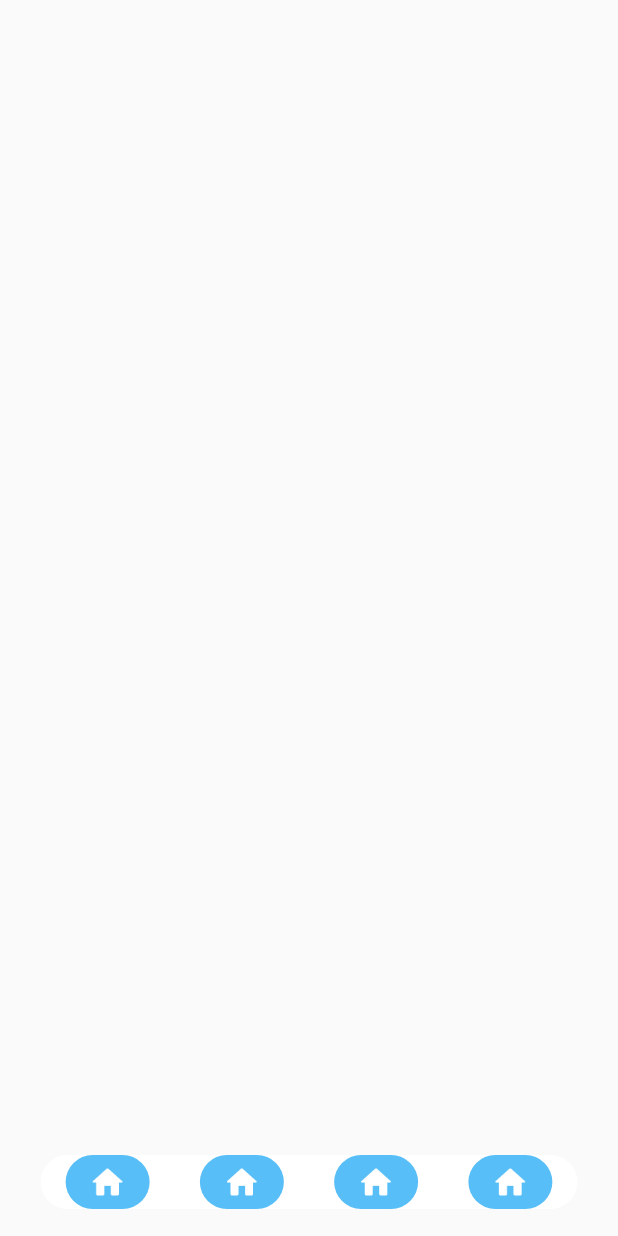
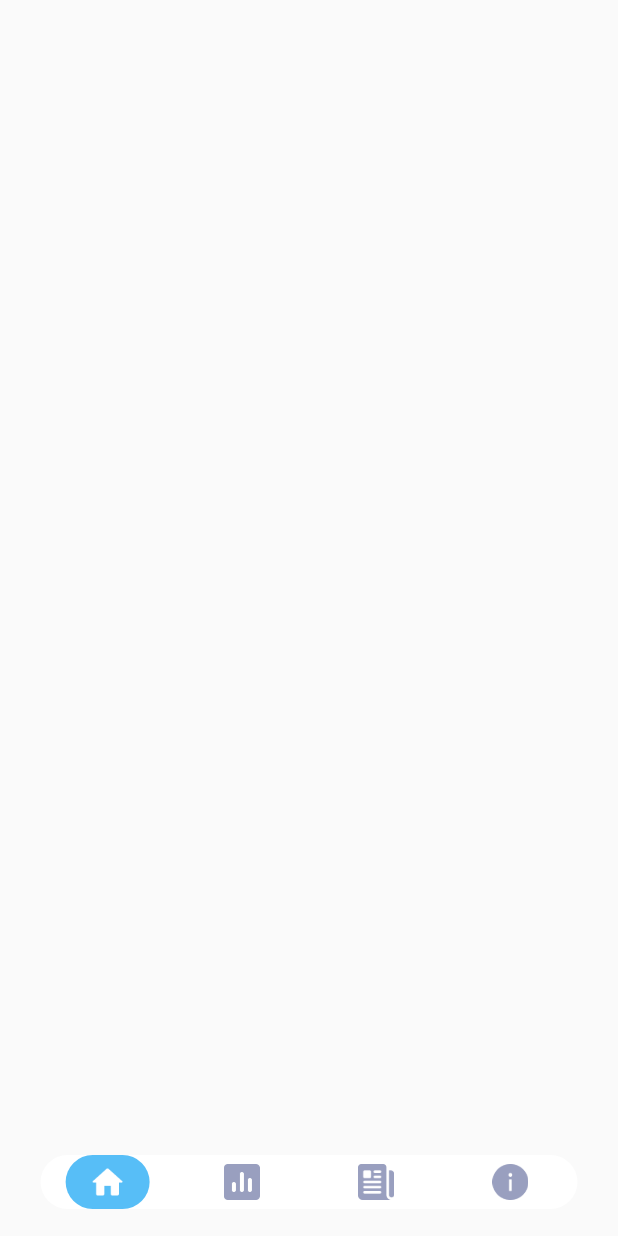
Before and after one commit to fahadhafizdev/covid_app, a Flutter app: the screen it shows after launch, on a phone screen of 412 x 824 dp. Run offline on Flutter 3.47's test engine with Material 2 defaults, Android fonts, the phone set to English and light mode, and no system bars; our stand-ins replace google_fonts.

Commit message:
custom navigation fix

```diff
--- a/lib/ui/page/main_page.dart
+++ b/lib/ui/page/main_page.dart
@@ -20,10 +20,26 @@ class MainPage extends StatelessWidget {
         child: Row(
           mainAxisAlignment: MainAxisAlignment.spaceAround,
           children: [
-            CustomNavigaton(),
-            CustomNavigaton(),
-            CustomNavigaton(),
-            CustomNavigaton(),
+            CustomNavigaton(
+              imageUrl: 'assets/images/icon_home.png',
+              isActive: true,
+              index: 0,
+            ),
+            CustomNavigaton(
+              imageUrl: 'assets/images/icon_statistic.png',
+              isActive: false,
+              index: 1,
+            ),
+            CustomNavigaton(
+              imageUrl: 'assets/images/icon_book.png',
+              isActive: false,
+              index: 2,
+            ),
+            CustomNavigaton(
+              imageUrl: 'assets/images/icon_info.png',
+              isActive: false,
+              index: 3,
+            ),
           ],
         ),
       ),
--- a/lib/ui/widget/custom_navigation_widget.dart
+++ b/lib/ui/widget/custom_navigation_widget.dart
@@ -2,6 +2,12 @@ import 'package:flutter/material.dart';
 import 'package:covid_app/shared/theme.dart';
 
 class CustomNavigaton extends StatelessWidget {
+  final String imageUrl;
+  final int index;
+  final bool isActive;
+
+  CustomNavigaton({this.imageUrl, this.index, this.isActive});
+
   @override
   Widget build(BuildContext context) {
     return Container(
@@ -13,12 +19,13 @@ class CustomNavigaton extends StatelessWidget {
       width: 56,
       decoration: BoxDecoration(
         borderRadius: BorderRadius.circular(50),
-        color: mainColor,
+        color: isActive ? mainColor : whiteColor,
       ),
       child: Image.asset(
-        'assets/images/icon_home.png',
+        imageUrl,
         height: 18,
         width: 18,
+        color: isActive ? whiteColor : greyColor,
       ),
     );
   }
```
